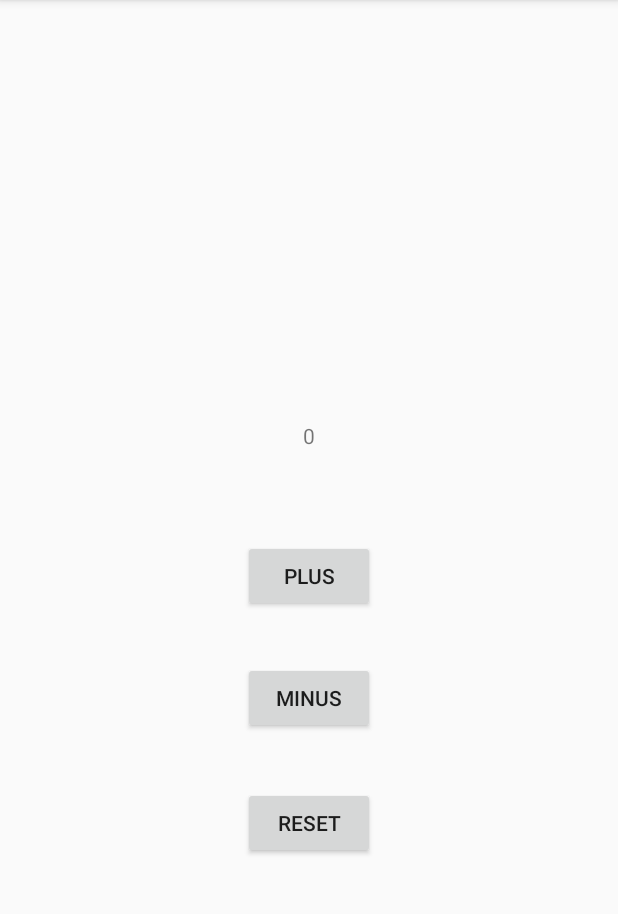
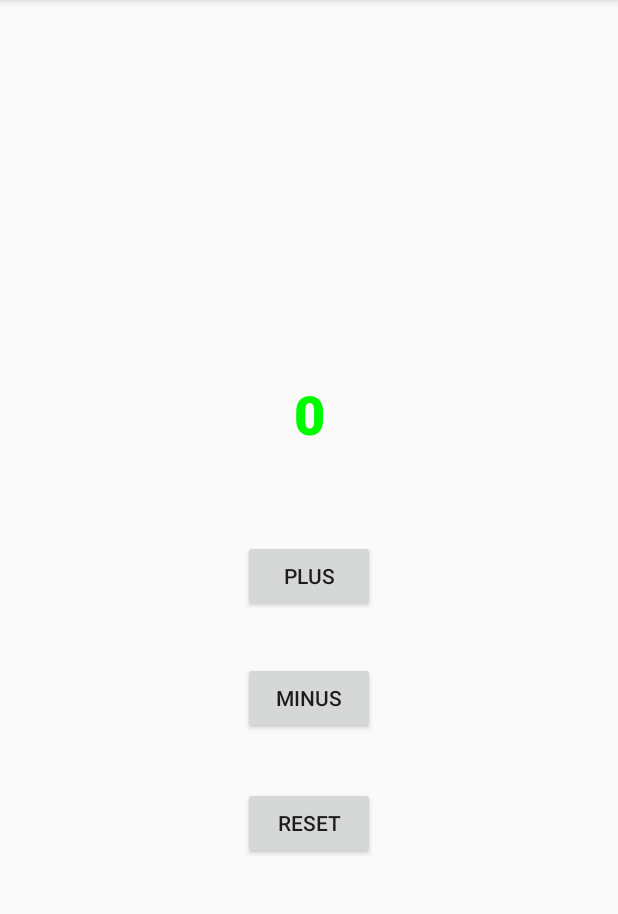
Before and after one commit to SachiNumabe/L4S_count, an Android app: the screen it shows after launch (MainActivity), after a tap on "MINUS", on a phone screen of 412 x 824 dp, the part 84-998 px from its top. Run offline under Robolectric (Android 15) with nearby library versions, the phone set to English and light mode, and no system bars; 1 other tap on this screen came first.

Commit message:
finish_fizzbuzz2

```diff
--- a/app/src/main/java/com/example/l4s_count/MainActivity.kt
+++ b/app/src/main/java/com/example/l4s_count/MainActivity.kt
@@ -12,31 +12,29 @@ class MainActivity : AppCompatActivity() {
         setContentView(R.layout.activity_main)
         var number: Int = 0
         numberTextView.text ="0"
-        fizzBuzz(number)
 
         plusButton.setOnClickListener {
             number += 1
+            fizzBuzz(number)
             numberTextView.text = number.toString()
-            fizzBuzz(number)
         }
         minusButton.setOnClickListener {
             number -= 1
+            fizzBuzz(number)
             numberTextView.text = number.toString()
-            fizzBuzz(number)
         }
         resetButton.setOnClickListener {
             number = 0
             numberTextView.text = number.toString()
-            fizzBuzz(number)
         }
     }
 
     fun fizzBuzz(i:Int){
         when {
-            i % 15 == 0 -> numberTextView.backgroundTintList = ColorStateList.valueOf(Color.rgb(250,0,250))
-            i % 3 == 0 -> numberTextView.backgroundTintList = ColorStateList.valueOf(Color.rgb(250,0,0))
-            i % 5 == 0 -> numberTextView.backgroundTintList = ColorStateList.valueOf(Color.rgb(0,0,250))
-            else -> numberTextView.backgroundTintList = ColorStateList.valueOf(Color.rgb(250,250,250))
+            i % 15 == 0 -> numberTextView.setTextColor(Color.rgb(0,250,0))
+            i % 3 == 0 -> numberTextView.setTextColor(Color.rgb(250,0,0))
+            i % 5 == 0 -> numberTextView.setTextColor(Color.rgb(0,0,250))
+            else -> numberTextView.setTextColor(Color.rgb(0,0,0))
             }
     }
 
--- a/app/src/main/res/layout/activity_main.xml
+++ b/app/src/main/res/layout/activity_main.xml
@@ -11,8 +11,10 @@
         android:layout_width="wrap_content"
         android:layout_height="wrap_content"
         android:layout_marginBottom="60dp"
-        android:text="Hello World!"
+        android:fontFamily="sans-serif-black"
+        android:text="0"
         android:textAlignment="center"
+        android:textSize="36sp"
         app:layout_constraintBottom_toTopOf="@+id/plusButton"
         app:layout_constraintEnd_toEndOf="parent"
         app:layout_constraintStart_toStartOf="parent" />
```
